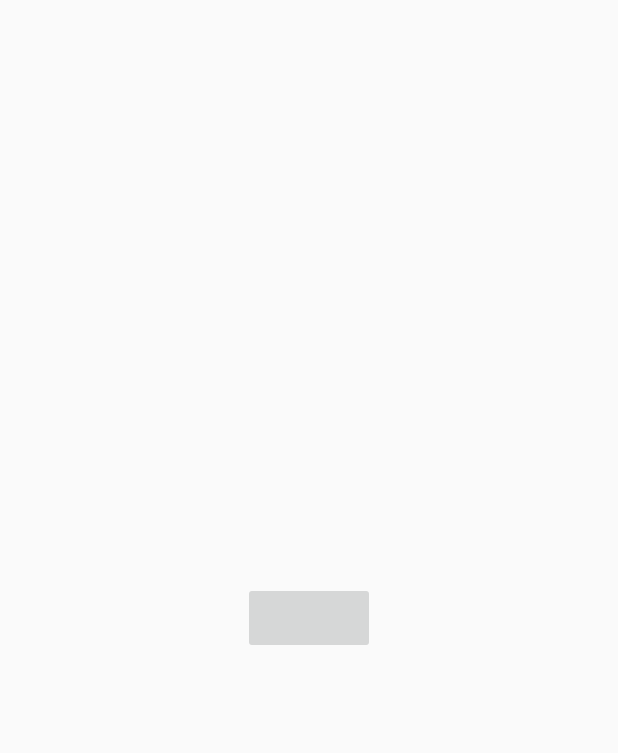
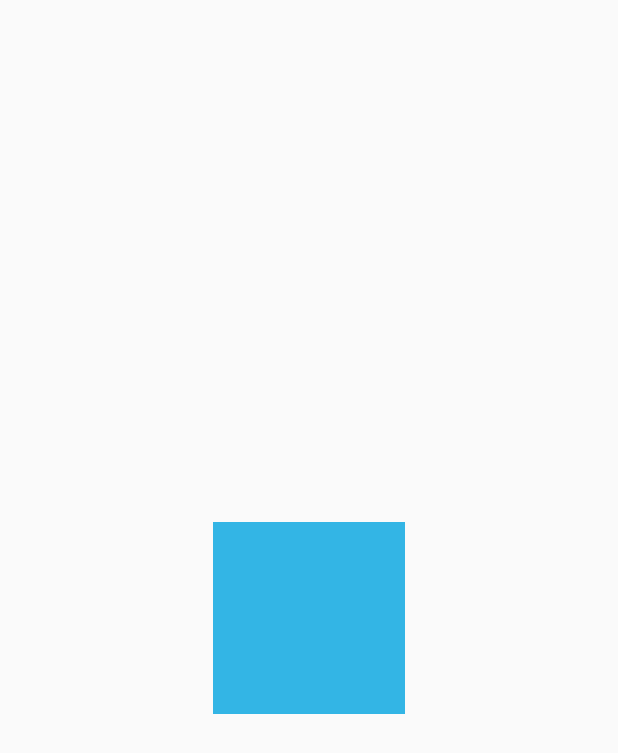
Before and after one commit to daus-salar/quagga, an Android app: the layout fragment_main.xml on its own in the app's theme, with its tools: preview values and no code run, on a phone screen of 412 x 824 dp. Shown: the top 753 px of the screen. Run offline under Robolectric (Android 15) with nearby library versions, the phone set to English and light mode, and no system bars; plain views replace MediaRouteButton.

Commit message:
Emphasize the media router button.

```diff
--- a/QuaggaAndroid/Quagga/src/main/res/layout/fragment_main.xml
+++ b/QuaggaAndroid/Quagga/src/main/res/layout/fragment_main.xml
@@ -13,8 +13,9 @@
     <android.support.v7.app.MediaRouteButton
         android:id="@+id/media_route_button"
         android:mediaRouteTypes="user"
-        android:layout_width="wrap_content"
-        android:layout_height="wrap_content"
+        android:background="#ff33b5e5"
+        android:layout_width="@dimen/media_route_button"
+        android:layout_height="@dimen/media_route_button"
         android:visibility="visible" />
 
 
--- a/QuaggaAndroid/Quagga/src/main/res/values/dimens.xml
+++ b/QuaggaAndroid/Quagga/src/main/res/values/dimens.xml
@@ -2,5 +2,6 @@
     <!-- Default screen margins, per the Android Design guidelines. -->
     <dimen name="activity_horizontal_margin">16dp</dimen>
     <dimen name="activity_vertical_margin">16dp</dimen>
+    <dimen name="media_route_button">128dp</dimen>
 
-    </resources>
+</resources>
```
